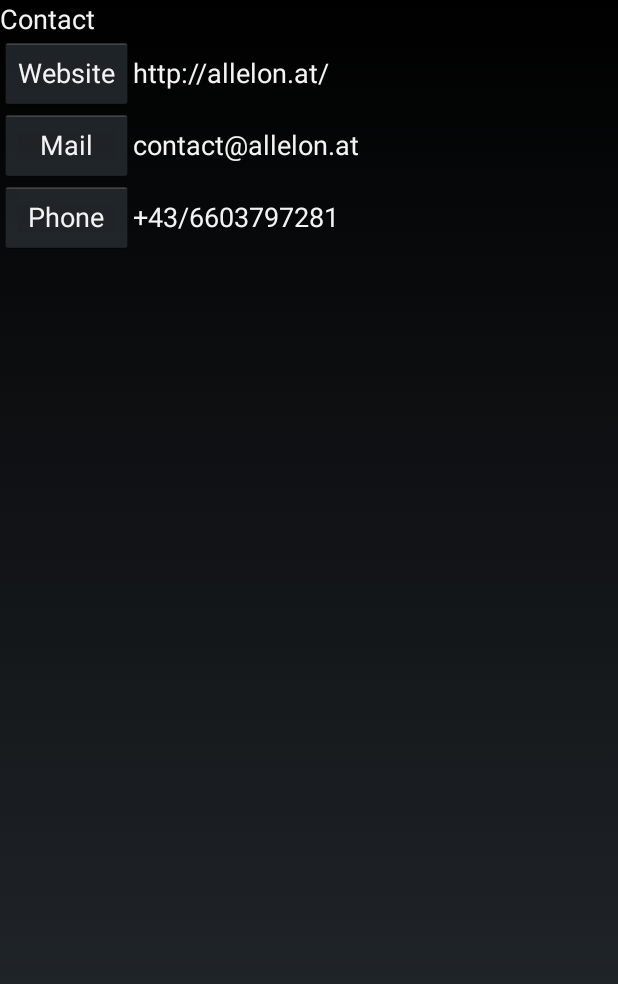
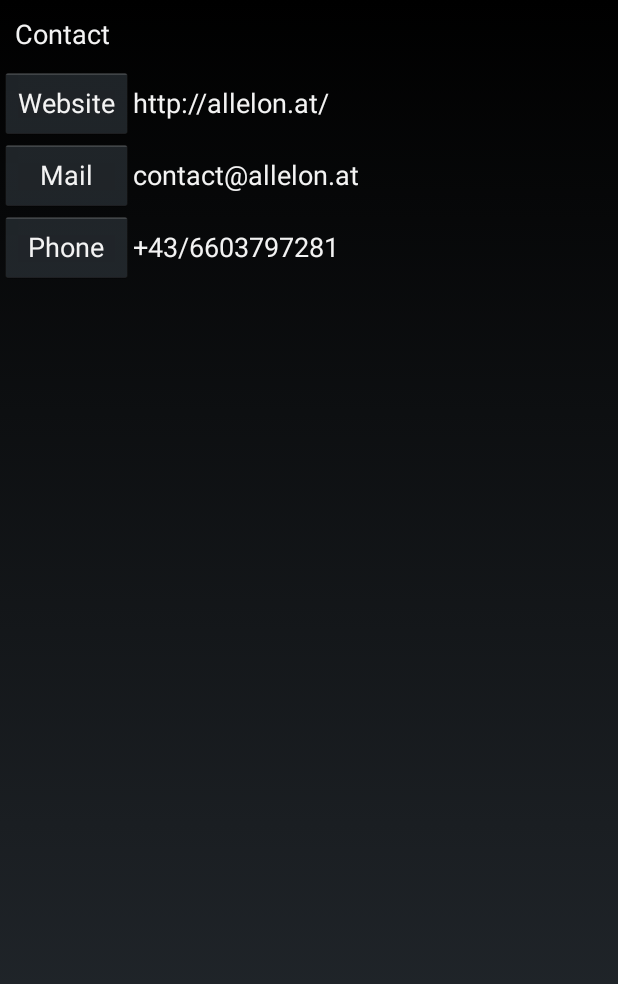
Before and after one commit to bmustiata/allelon, an Android app: the ContactActivity screen opened directly, with no data from a screen before it, on a phone screen of 412 x 824 dp. Shown: the top 984 px of the screen. Run offline under Robolectric (Android 15) with nearby library versions, the phone set to English and light mode, and no system bars.

```diff
--- a/Allelon/src/main/res/layout/contact_activity.xml
+++ b/Allelon/src/main/res/layout/contact_activity.xml
@@ -10,6 +10,9 @@
         android:textAppearance="?android:attr/textAppearanceMedium"
         android:text="Contact"
         android:id="@+id/textView"
+        android:layout_marginTop="10dp"
+        android:layout_marginLeft="10dp"
+        android:layout_marginBottom="10dp"
         android:layout_alignParentTop="true"
         android:layout_alignParentLeft="true" />
 
--- a/Allelon/src/main/res/layout/last_played_activity.xml
+++ b/Allelon/src/main/res/layout/last_played_activity.xml
@@ -9,8 +9,10 @@
         android:layout_width="wrap_content"
         android:layout_height="wrap_content"
         android:textAppearance="?android:attr/textAppearanceMedium"
-        android:text="Last PLayed"
+        android:text="Last Played"
         android:id="@+id/textView"
+        android:layout_marginLeft="10dp"
+        android:layout_marginTop="10dp"
         android:layout_alignParentTop="true"
         android:layout_alignParentLeft="true" />
 
```
